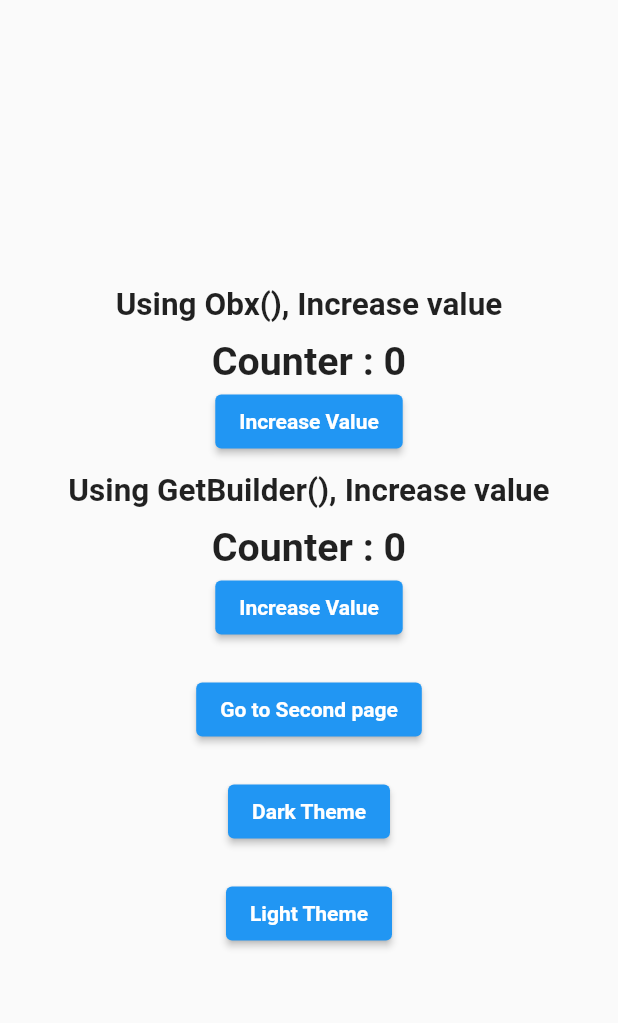
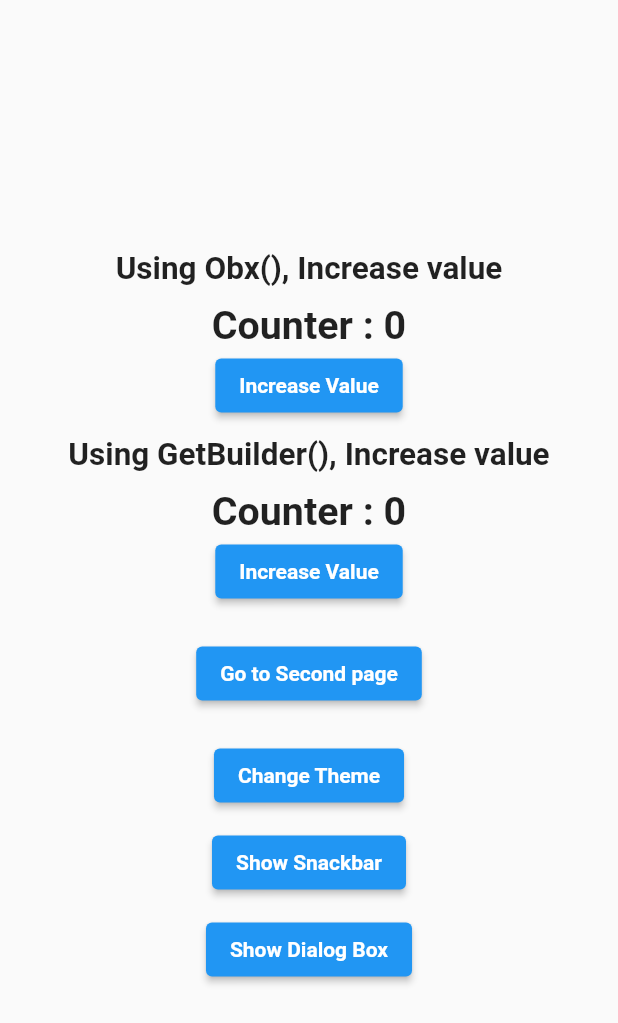
Before and after one commit to iramap/Flutter_GetX, a Flutter app: the screen it shows after launch, on a phone screen of 412 x 824 dp. Shown: the top 1023 px of the screen. Run offline on Flutter 3.47's test engine with Material 2 defaults, Android fonts, the phone set to English and light mode, and no system bars; our stand-ins replace get, velocity_x.

Commit message:
Third commit

```diff
--- a/lib/home_page.dart
+++ b/lib/home_page.dart
@@ -1,11 +1,17 @@
+// ignore_for_file: public_member_api_docs, sort_constructors_first
 import 'package:flutter/material.dart';
-import 'package:flutter_getx/controllers/main_controller.dart';
-import 'package:flutter_getx/second_screen.dart';
 import 'package:get/get.dart';
 import 'package:velocity_x/velocity_x.dart';
 
+import 'package:flutter_getx/controllers/main_controller.dart';
+import 'package:flutter_getx/second_screen.dart';
+
 class HomePage extends StatelessWidget {
-  const HomePage({super.key});
+  HomePage({
+    Key? key,
+  }) : super(key: key);
+
+  bool isDarkTheme = true;
 
   @override
   Widget build(BuildContext context) {
@@ -52,16 +58,32 @@ class HomePage extends StatelessWidget {
             20.heightBox,
             ElevatedButton(
               onPressed: () {
-                Get.changeTheme(ThemeData.dark());
+                if (isDarkTheme) {
+                  Get.changeTheme(ThemeData.dark());
+                  isDarkTheme = false;
+                } else {
+                  Get.changeTheme(ThemeData.light());
+                  isDarkTheme = true;
+                }
               },
-              child: "Dark Theme".text.semiBold.make(),
+              child: "Change Theme".text.semiBold.make(),
             ),
-            20.heightBox,
+            10.heightBox,
             ElevatedButton(
               onPressed: () {
-                Get.changeTheme(ThemeData.light());
+                Get.snackbar("Flutter GetX App", "This is GetX Snackbar",
+                    backgroundColor: Colors.cyan);
               },
-              child: "Light Theme".text.semiBold.make(),
+              child: "Show Snackbar".text.semiBold.make(),
+            ),
+            10.heightBox,
+            ElevatedButton(
+              onPressed: () {
+                Get.defaultDialog(
+                    title: "Flutter GetX App",
+                    content: const Text("This is GetX Dialog box"));
+              },
+              child: "Show Dialog Box".text.semiBold.make(),
             ),
           ],
         ),
--- a/lib/main.dart
+++ b/lib/main.dart
@@ -18,7 +18,7 @@ class MyApp extends StatelessWidget {
       theme: ThemeData(
         primarySwatch: Colors.blue,
       ),
-      home: const HomePage(),
+      home: HomePage(),
     );
   }
 }
```
